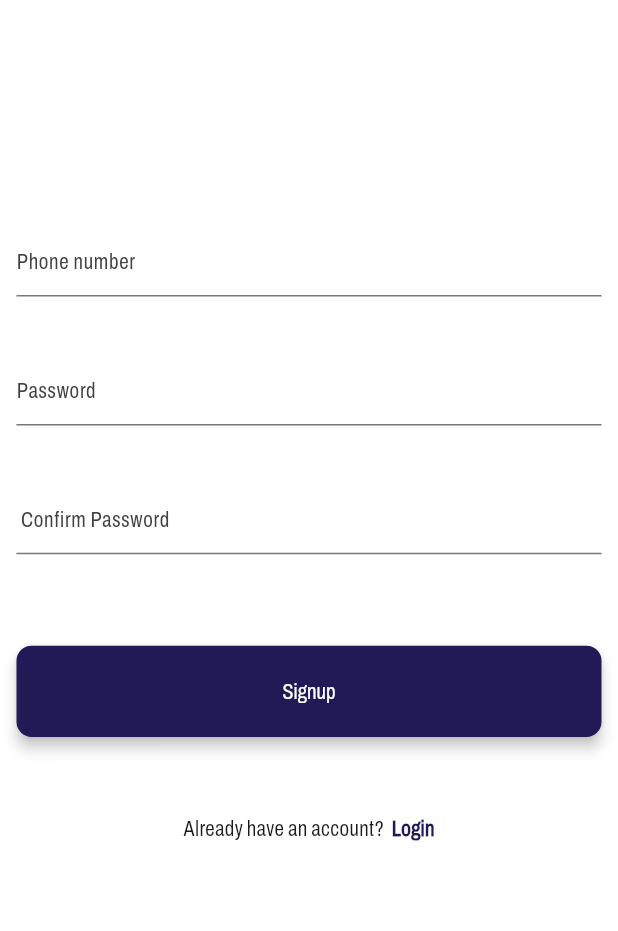
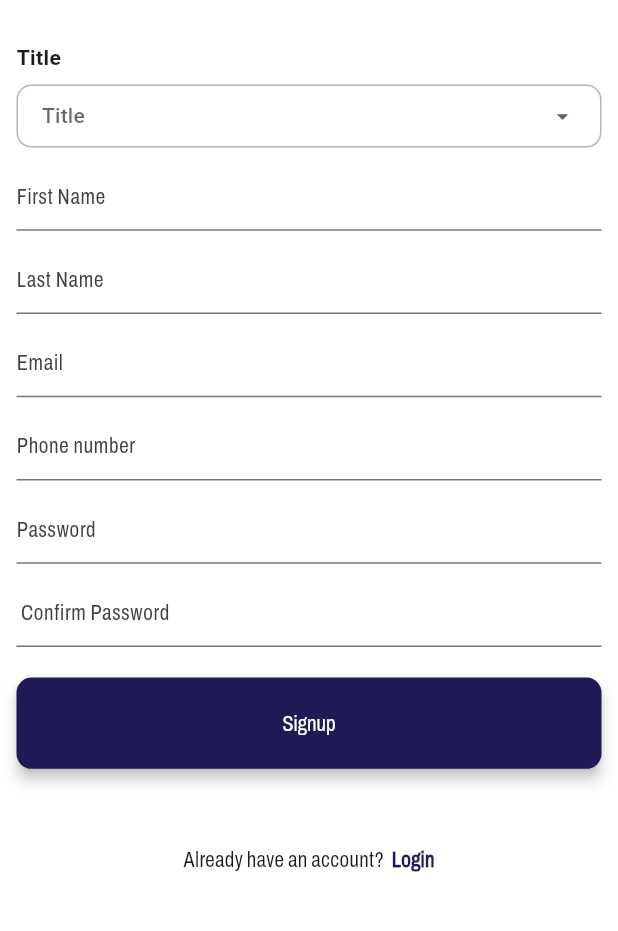
Before and after one commit to Hamzikhann/comparemyparkingmobileapp, a Flutter app: the Signupscreen screen opened by its route, on a phone screen of 412 x 824 dp, the part 213-1144 px from its top. Run offline on Flutter 3.47's test engine with Material 3 defaults, Android fonts, the phone set to English and light mode, and no system bars; drawn by our look-alikes of dropdown_button2; our stand-ins replace device_preview, dio, flutter_easyloading, flutter_screenutil, flutter_svg, pretty_dio_logger and 1 more; accounts and stored records are empty.

Commit message:
add main page with navigation screen store user add check on splash update signup screen

```diff
--- a/lib/data/shared/SharedStorage.dart
+++ b/lib/data/shared/SharedStorage.dart
@@ -16,7 +16,8 @@ class SharedStorage {
 
     if (jsonString != null) {
       final data = json.decode(jsonString);
-      Globals.user = UserModel.fromJson(data['user']);
+      Globals.user =
+          UserModel.fromJson(data); // pass full data, not data['user']
     }
   }
 
--- a/lib/main.dart
+++ b/lib/main.dart
@@ -4,7 +4,7 @@ import 'package:flutter/services.dart'; // Add this import for orientation lock
 import 'package:flutter_easyloading/flutter_easyloading.dart';
 import 'package:flutter_screenutil/flutter_screenutil.dart';
 import 'package:parkingapp/pages/ForgotPassword.dart';
-import 'package:parkingapp/pages/HomeScreen.dart';
+import 'package:parkingapp/pages/MainScreen.dart';
 import 'package:parkingapp/pages/OtpScreen.dart';
 import 'package:parkingapp/pages/SignupScreen.dart';
 import 'package:parkingapp/pages/SplashScreen.dart';
@@ -58,7 +58,7 @@ class MyApp extends StatelessWidget {
           useInheritedMediaQuery: true, // Required for DevicePreview
           locale: DevicePreview.locale(context), // Required for DevicePreview
           //builder: DevicePreview.appBuilder,
-          builder: EasyLoading.init(), // Required for DevicePreview
+          builder: EasyLoading.init(),
           theme: ThemeData.light(),
           home: SplashScreen(),
           routes: {
@@ -66,7 +66,7 @@ class MyApp extends StatelessWidget {
             '/signUp': (context) => Signupscreen(),
             '/forgot': (context) => Forgotpassword(),
             '/otp': (context) => OtpScreen(),
-            '/home': (context) => HomeScreen(),
+            '/main': (context) => MainScreen(),
           },
         );
       },
--- a/lib/pages/HomeScreen.dart
+++ b/lib/pages/HomeScreen.dart
@@ -2,7 +2,6 @@ import 'package:flutter/material.dart';
 import 'package:flutter_screenutil/flutter_screenutil.dart';
 import 'package:parkingapp/utils/colors.dart';
 import 'package:parkingapp/widgets/CustomButton.dart';
-import '../widgets/Custombottomnavbar.dart';
 
 class HomeScreen extends StatelessWidget {
   const HomeScreen({super.key});
@@ -10,7 +9,6 @@ class HomeScreen extends StatelessWidget {
   @override
   Widget build(BuildContext context) {
     return Scaffold(
-      bottomNavigationBar: const Custombottomnavbar(),
       body: SafeArea(
         child: SingleChildScrollView(
           child: Column(
--- a/lib/pages/SignupScreen.dart
+++ b/lib/pages/SignupScreen.dart
@@ -2,11 +2,16 @@ import 'package:flutter/material.dart';
 import 'package:flutter_screenutil/flutter_screenutil.dart';
 import 'package:flutter_svg/flutter_svg.dart';
 import 'package:parkingapp/utils/colors.dart';
+import 'package:parkingapp/widgets/CustomDropdown.dart';
 import '../routes/MyRoutes.dart';
 import '../widgets/CustomTextField.dart';
 import '../widgets/PrimaryButton.dart';
 
 class Signupscreen extends StatelessWidget {
+  late final String? decision;
+  final TextEditingController firstNameController = TextEditingController();
+  final TextEditingController lastNameController = TextEditingController();
+  final TextEditingController emailController = TextEditingController();
   final TextEditingController phoneController = TextEditingController();
   final TextEditingController passwordController = TextEditingController();
   final TextEditingController confirmPasswordController =
@@ -34,8 +39,42 @@ class Signupscreen extends StatelessWidget {
                   ),
                 ),
 
-                SizedBox(height: 150.h),
+                SizedBox(height: 20.h),
+                //Mr Mrs
+                CustomDropdown(
+                  hint: "Title",
+                  items: const ["Mr", "Mrs", "Do not want to Specify"],
+                  isSearchable: false,
+                  onSelectItem: (item) {
+                    decision = item;
+                  },
+                ),
 
+                SizedBox(height: 10.h),
+                //FirstName input
+                CustomTextField(
+                  hintText: "First Name",
+                  controller: firstNameController,
+                  keyboardType: TextInputType.name,
+                ),
+
+                SizedBox(height: 10.h),
+                //LastName input
+                CustomTextField(
+                  hintText: "Last Name",
+                  controller: lastNameController,
+                  keyboardType: TextInputType.name,
+                ),
+
+                SizedBox(height: 10.h),
+                //Email input
+                CustomTextField(
+                  hintText: "Email",
+                  controller: emailController,
+                  keyboardType: TextInputType.emailAddress,
+                ),
+
+                SizedBox(height: 10.h),
                 // Phone Input
                 CustomTextField(
                   hintText: "Phone number",
@@ -43,7 +82,7 @@ class Signupscreen extends StatelessWidget {
                   keyboardType: TextInputType.phone,
                 ),
 
-                SizedBox(height: 40.h),
+                SizedBox(height: 10.h),
 
                 // Password Input
                 CustomTextField(
@@ -52,7 +91,7 @@ class Signupscreen extends StatelessWidget {
                   obscureText: true,
                 ),
 
-                SizedBox(height: 40.h),
+                SizedBox(height: 10.h),
 
                 // Password Input
                 CustomTextField(
@@ -61,7 +100,7 @@ class Signupscreen extends StatelessWidget {
                   obscureText: true,
                 ),
 
-                SizedBox(height: 60.h),
+                SizedBox(height: 20.h),
 
                 // Signup Button
                 PrimaryButton(
--- a/lib/routes/MyRoutes.dart
+++ b/lib/routes/MyRoutes.dart
@@ -4,5 +4,5 @@ class MyRoutes {
   static String signUpRoute = '/signUp';
   static String forgot = '/forgot';
   static String otp = '/otp';
-  static String mainPage = '/home';
+  static String mainPage = '/main';
 }
--- /dev/null
+++ b/lib/widgets/CustomDropdown.dart
@@ -0,0 +1,202 @@
+import 'package:dropdown_button2/dropdown_button2.dart';
+import 'package:flutter/foundation.dart';
+import 'package:flutter/material.dart';
+import 'package:parkingapp/utils/colors.dart';
+
+class CustomDropdown<T> extends StatefulWidget {
+  final String? hint;
+  final List<T> items;
+  final double? height;
+  final Color? borderColor;
+  final String? defaultValue;
+  final bool? isSearchable;
+  final Function(T?) onSelectItem;
+
+  const CustomDropdown({
+    super.key,
+    this.hint,
+    required this.items,
+    required this.onSelectItem,
+    this.height,
+    this.borderColor,
+    this.defaultValue,
+    this.isSearchable,
+  });
+
+  @override
+  State<CustomDropdown<T>> createState() => _CustomDropdownState<T>();
+}
+
+class _CustomDropdownState<T> extends State<CustomDropdown<T>> {
+  T? selectedValue;
+  final TextEditingController textEditingController = TextEditingController();
+  bool isClearedManually = false;
+
+  @override
+  void didUpdateWidget(CustomDropdown<T> oldWidget) {
+    super.didUpdateWidget(oldWidget);
+
+    if (widget.defaultValue != oldWidget.defaultValue) {
+      if (!isClearedManually) {
+        selectedValue = null;
+        if (widget.defaultValue != null) {
+          for (T item in widget.items) {
+            if (item.toString() == widget.defaultValue) {
+              selectedValue = item;
+              break;
+            }
+          }
+        }
+      }
+      setState(() {});
+    }
+
+    if (!listEquals(widget.items, oldWidget.items)) {
+      setState(() {
+        selectedValue = null;
+      });
+    }
+  }
+
+  @override
+  Widget build(BuildContext context) {
+    if (widget.defaultValue != null &&
+        selectedValue == null &&
+        !isClearedManually) {
+      for (T item in widget.items) {
+        if (item.toString() == widget.defaultValue) {
+          selectedValue = item;
+          break;
+        }
+      }
+    }
+
+    return Column(
+      crossAxisAlignment: CrossAxisAlignment.start,
+      children: [
+        if (widget.hint != null)
+          Padding(
+            padding: const EdgeInsets.symmetric(vertical: 8.0),
+            child: Text(
+              widget.hint!,
+              style: const TextStyle(fontWeight: FontWeight.bold),
+            ),
+          ),
+        Container(
+          width: double.infinity, // Match parent width
+          height: widget.height,
+          decoration: BoxDecoration(
+            borderRadius: BorderRadius.circular(10),
+            color: Colors.transparent,
+            border:
+                Border.all(color: widget.borderColor ?? colors.textFieldBorder),
+          ),
+          child: Padding(
+            padding: const EdgeInsets.symmetric(horizontal: 8.0),
+            child: DropdownButtonHideUnderline(
+              child: DropdownButton2<T>(
+                dropdownStyleData: DropdownStyleData(
+                  maxHeight: 300,
+                  width: MediaQuery.of(context).size.width -
+                      32, // Account for padding
+                  decoration: BoxDecoration(
+                    borderRadius: BorderRadius.circular(10),
+                  ),
+                  elevation: 8,
+                ),
+                iconStyleData: IconStyleData(
+                  icon: selectedValue == null
+                      ? const Icon(Icons.arrow_drop_down_outlined)
+                      : IconButton(
+                          onPressed: () {
+                            setState(() {
+                              selectedValue = null;
+                              isClearedManually = true;
+                              widget.onSelectItem(null);
+                            });
+                          },
+                          icon: const Icon(Icons.clear),
+                          splashRadius: 14,
+                          constraints: const BoxConstraints(minWidth: 0),
+                          padding: EdgeInsets.zero,
+                        ),
+                  iconSize: 18,
+                ),
+                isExpanded: true,
+                value: selectedValue,
+                hint: Text(
+                  widget.hint ?? 'Select Item',
+                  style: TextStyle(
+                    fontSize: 14,
+                    color: Theme.of(context).hintColor,
+                  ),
+                ),
+                items: widget.items
+                    .map((item) => DropdownMenuItem<T>(
+                          value: item,
+                          child: Text(
+                            item.toString(),
+                            style: const TextStyle(fontSize: 14),
+                          ),
+                        ))
+                    .toList(),
+                onChanged: (value) {
+                  setState(() {
+                    if (selectedValue != value) {
+                      selectedValue = value;
+                      isClearedManually = false;
+                      widget.onSelectItem(selectedValue);
+                    }
+                  });
+                },
+                buttonStyleData: ButtonStyleData(
+                  height: 40,
+                  padding: const EdgeInsets.symmetric(horizontal: 8),
+                ),
+                menuItemStyleData: const MenuItemStyleData(height: 40),
+                dropdownSearchData: widget.isSearchable == true
+                    ? DropdownSearchData(
+                        searchController: textEditingController,
+                        searchInnerWidgetHeight: 50,
+                        searchInnerWidget: Container(
+                          height: 50,
+                          padding: const EdgeInsets.all(8.0),
+                          child: TextFormField(
+                            maxLines: 1,
+                            controller: textEditingController,
+                            decoration: InputDecoration(
+                              isDense: true,
+                              contentPadding: const EdgeInsets.symmetric(
+                                horizontal: 10,
+                                vertical: 8,
+                              ),
+                              hintText: "Search",
+                              suffixIcon: const Icon(Icons.search),
+                              hintStyle: const TextStyle(fontSize: 12),
+                              border: OutlineInputBorder(
+                                borderRadius: BorderRadius.circular(8),
+                              ),
+                            ),
+                          ),
+                        ),
+                        searchMatchFn: (item, searchValue) {
+                          String itemValue =
+                              item.value.toString().toLowerCase();
+                          String searchVal = searchValue.toLowerCase();
+                          return itemValue.contains(searchVal);
+                        },
+                      )
+                    : null,
+                onMenuStateChange: (isOpen) {
+                  if (!isOpen) {
+                    textEditingController.clear();
+                  }
+                },
+              ),
+            ),
+          ),
+        ),
+      ],
+    );
+  }
+}
--- a/pubspec.yaml
+++ b/pubspec.yaml
@@ -32,6 +32,7 @@ dependencies:
     sdk: flutter
   device_preview: 1.2.0
   flutter_svg: ^2.0.9
+  dropdown_button2: ^2.1.3
   flutter_screenutil: ^5.9.0
   http: ^1.1.0
   dio: ^5.3.2
```
Also changed, not shown: lib/data/models/UserModel.dart (+7 -7 lines), lib/pages/ForgotPassword.dart (+4 -4 lines), lib/pages/MainScreen.dart (added, +39 -0 lines), lib/pages/PaymentsScreen.dart (added, +21 -0 lines), lib/pages/SettingsScreen.dart (added, +21 -0 lines), lib/pages/SplashScreen.dart (+20 -9 lines), lib/widgets/CustomBottomNavBar.dart (+58 -23 lines), pubspec.lock, 1 other file.
